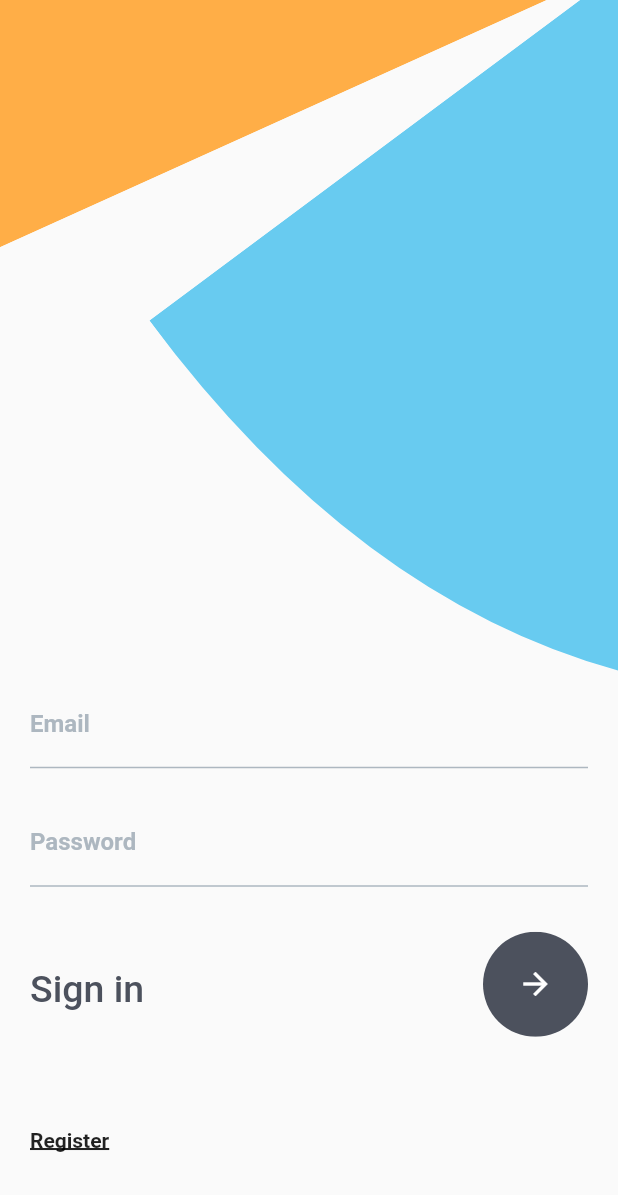
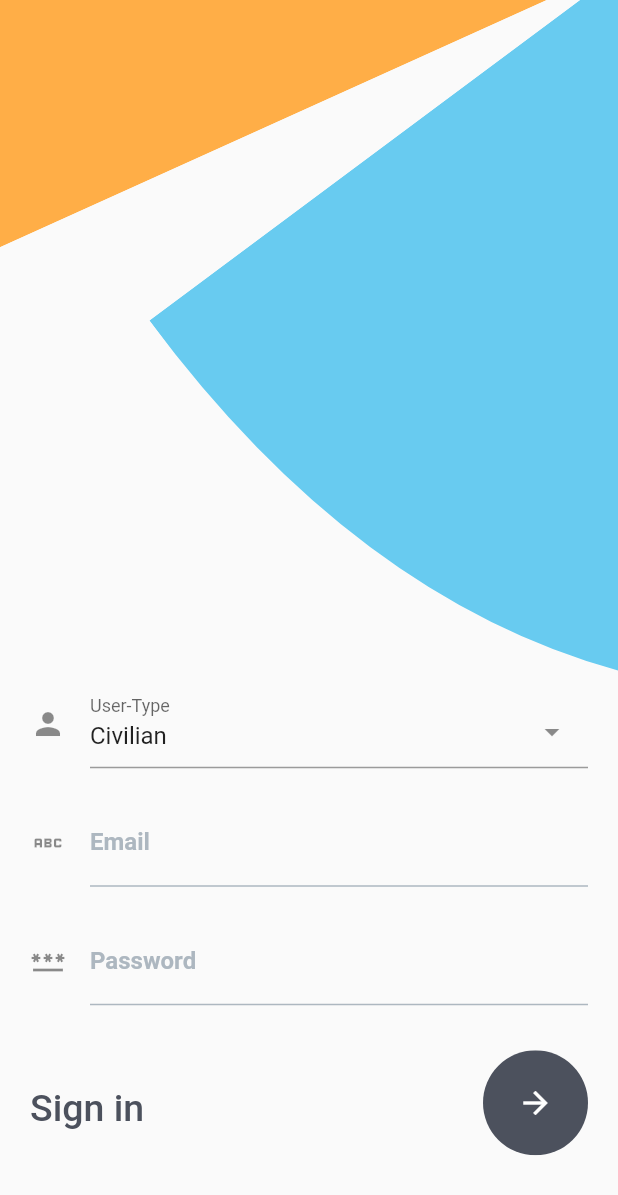
Before and after one commit to ayushvrma/DigitalVehicle, a Flutter app: the SignInPage screen opened directly, after a tap on "Sign in", on a phone screen of 412 x 824 dp. Shown: the top 1195 px of the screen. Run offline on Flutter 3.47's test engine with Material 2 defaults, Android fonts, the phone set to English and light mode, and no system bars; drawn by our look-alikes of select_form_field; our stand-ins replace sqflite; missing offline and left inert: proste_bezier_curve; accounts and stored records are empty; network calls fail.

Commit message:
almost completed app

```diff
--- a/lib/main.dart
+++ b/lib/main.dart
@@ -20,7 +20,7 @@
       theme: ThemeData(
         primarySwatch: Colors.grey,
       ),
-      home: const SignUpPage(),
+      home: const SignInPage(),
     );
   }
 }
--- a/lib/screens/login/signin.dart
+++ b/lib/screens/login/signin.dart
@@ -6,6 +6,8 @@ import 'signup.dart';
 import 'package:select_form_field/select_form_field.dart';
 import 'package:http/http.dart' as http; // for making HTTP calls
 import 'package:digital_vehicle/screens/vehicle/vehicle_registration.dart';
+import 'package:digital_vehicle/screens/citizen_hs.dart';
+import 'package:digital_vehicle/screens/police_hs.dart';
 
 final List<Map<String, dynamic>> _items = [
   {'value': 'civilian', 'label': 'Civilian', 'icon': const Icon(Icons.man)},
@@ -71,6 +73,7 @@ class _SignInPageState extends State<SignInPage> {
           keyboardType: TextInputType.number,
           textInputAction: TextInputAction.next,
           decoration: const InputDecoration(
+            icon: Icon(Icons.abc),
             labelText: 'Email',
             labelStyle: TextStyle(
                 color: Color.fromRGBO(173, 183, 192, 1),
@@ -89,9 +92,11 @@ class _SignInPageState extends State<SignInPage> {
       children: [
         TextField(
           controller: password,
+          obscureText: true,
           keyboardType: TextInputType.visiblePassword,
           textInputAction: TextInputAction.next,
           decoration: const InputDecoration(
+            icon: Icon(Icons.password),
             labelText: 'Password',
             labelStyle: TextStyle(
                 color: Color.fromRGBO(173, 183, 192, 1),
@@ -120,9 +125,17 @@ class _SignInPageState extends State<SignInPage> {
             uri,
             body: map,
           );
-          if (response.statusCode == 200) {
+          print(response.body);
+          if (response.body == "200" && user_type == "civilian") {
             Navigator.push(
-                context, MaterialPageRoute(builder: (context) => SignInPage()));
+                context,
+                MaterialPageRoute(
+                    builder: (context) => const CitizenHomeScreen()));
+          } else {
+            Navigator.push(
+                context,
+                MaterialPageRoute(
+                    builder: (context) => const CitizenHomeScreen()));
           }
         },
         child:
@@ -193,6 +206,8 @@ class _SignInPageState extends State<SignInPage> {
                     child: Column(
                       children: [
                         SizedBox(height: height * .55),
+                        _typeWidget(),
+                        const SizedBox(height: 20),
                         _usernameWidget(),
                         const SizedBox(height: 20),
                         _passwordWidget(),
--- a/lib/screens/login/signup.dart
+++ b/lib/screens/login/signup.dart
@@ -204,6 +204,7 @@ class _SignUpPageState extends State<SignUpPage> {
     return Stack(
       children: [
         TextField(
+          obscureText: true,
           controller: password,
           keyboardType: TextInputType.visiblePassword,
           textInputAction: TextInputAction.next,
```
Also changed, not shown: lib/screens/challan_registration.dart (+42 -17 lines), lib/screens/citizen_hs.dart (added, +69 -0 lines), lib/screens/police_hs.dart (added, +46 -0 lines), 11 other files.
